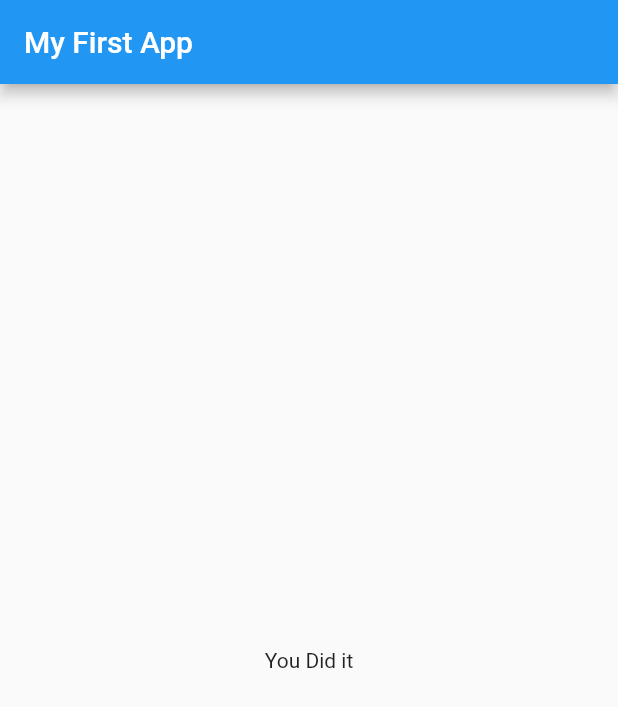
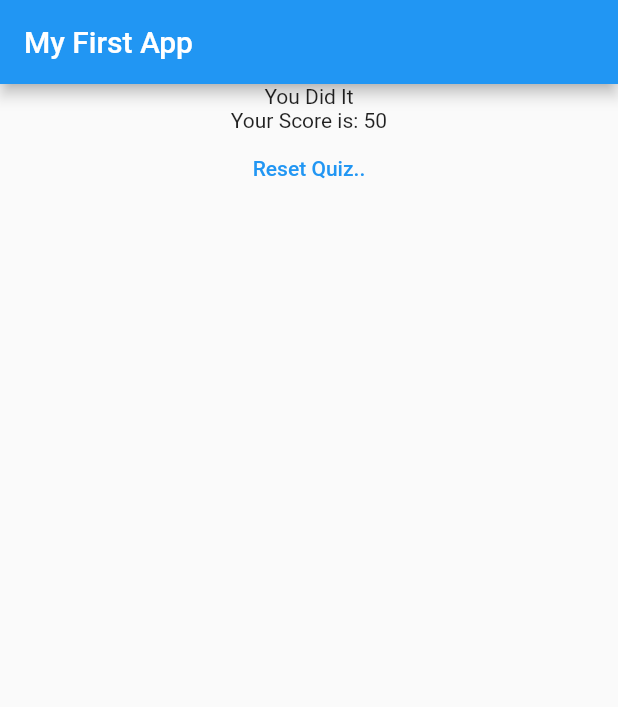
Before and after one commit to arifpurwandaru/flutter_complete_guide, a Flutter app: the screen it shows after launch, after a tap on "Black", after a tap on "Snake", after a tap on "Sruntul", on a phone screen of 412 x 824 dp. Shown: the top 707 px of the screen. Run offline on Flutter 3.47's test engine with Material 2 defaults, Android fonts, the phone set to English and light mode, and no system bars.

Commit message:
Calculating total score and resetting the quiz

```diff
--- a/lib/main.dart
+++ b/lib/main.dart
@@ -16,23 +16,46 @@ class _MyAppState extends State<MyApp> {
   static const _questions = [
     {
       'questionText': 'What\'s your favorite color?',
-      'answers': ['Black', 'Red', 'Green', 'White']
+      'answers': [
+        {'text': 'Black', 'score': 20},
+        {'text': 'Red', 'score': 5},
+        {'text': 'Green', 'score': 3},
+        {'text': 'White', 'score': 1}
+      ]
     },
     {
       'questionText': 'What\'s your favorite animal?',
-      'answers': ['Rabbit', 'Snake', 'Elephant', 'Tengu']
+      'answers': [
+        {'text': 'Rabbit', 'score': 12},
+        {'text': 'Snake', 'score': 27},
+        {'text': 'Elephant', 'score': 49},
+        {'text': 'Tengu', 'score': 1}
+      ]
     },
     {
       'questionText': 'Who\'s your favorite instructor?',
-      'answers': ['Max', 'Ben', 'Sruntul', 'Jangkrik']
+      'answers': [
+        {'text': 'Max', 'score': 4},
+        {'text': 'Ben', 'score': 5},
+        {'text': 'Sruntul', 'score': 3},
+        {'text': 'Jangkrik', 'score': 2}
+      ]
     }
   ];
   var _questionIndex = 0;
+  var _totalScore = 0;
 
-  void _answerQuestion() {
+  void _answerQuestion(int score) {
     setState(() {
-      _questionIndex = _questionIndex + 1;
+      _totalScore +=score;
+      _questionIndex += 1;
       print('Answer chosen');
+    });
+  }
+  void _resetQuiz(){
+    setState(() {
+      _totalScore = 0;
+      _questionIndex = 0;
     });
   }
 
@@ -48,7 +71,7 @@ class _MyAppState extends State<MyApp> {
                 questions: _questions,
                 answerQuestion: _answerQuestion,
                 questionIndex: _questionIndex)
-            : Result(),
+            : Result(_totalScore, _resetQuiz),
       ),
     );
   }
--- a/lib/quiz.dart
+++ b/lib/quiz.dart
@@ -18,9 +18,9 @@ class Quiz extends StatelessWidget {
     return Column(
       children: <Widget>[
         Question(questions[questionIndex]['questionText']),
-        ...(questions[questionIndex]['answers'] as List<String>).map((ans) {
+        ...(questions[questionIndex]['answers'] as List<Map<String,Object>>).map((ans) {
           //3 dots means spread the list into single component to avoid nested list
-          return Answer(answerQuestion, ans);
+          return Answer(()=>answerQuestion(ans['score']), ans['text']);
         }).toList()
       ],
     );
--- a/lib/result.dart
+++ b/lib/result.dart
@@ -1,10 +1,25 @@
 import 'package:flutter/material.dart';
 
 class Result extends StatelessWidget {
+  final int totalScore;
+  final Function resetQuiz;
+
+  Result(this.totalScore, this.resetQuiz);
+
   @override
   Widget build(BuildContext context) {
     return Center(
-      child: Text('You Did it'),
+      child: Column(
+        children: <Widget>[
+          Text('You Did It'),
+          Text('Your Score is: ' + totalScore.toString()),
+          FlatButton(
+            child: Text('Reset Quiz..'),
+            onPressed: resetQuiz,
+            textColor: Colors.blue,
+          )
+        ],
+      ),
     );
   }
 }
```
